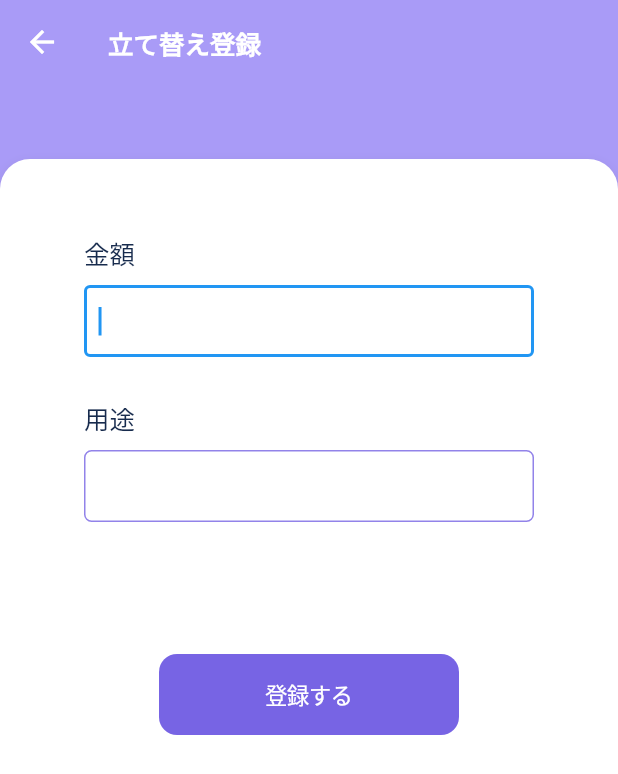
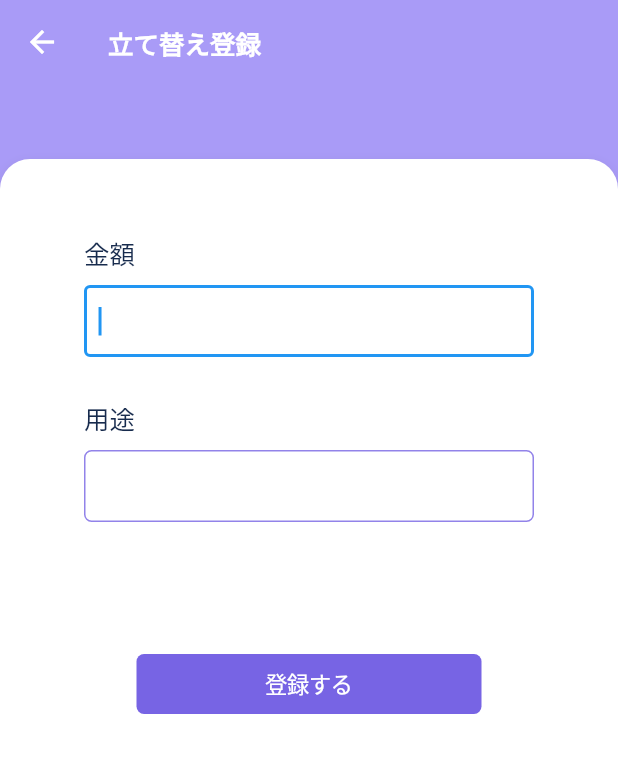
Before and after one commit to TaigaSakaguchi/payment-management, a Flutter app: the RegisterPaymentPage screen opened directly, on a phone screen of 412 x 824 dp. Shown: the top 774 px of the screen. Run offline on Flutter 3.47's test engine with Material 2 defaults, Android fonts, the phone set to English and light mode, and no system bars; our stand-ins replace flutter_svg; missing offline and left inert: adobe_xd; Roboto replaces fonts that are missing (Gotham, Source Han Sans JP).

Commit message:
button height

```diff
--- a/lib/presentation/register_payment/register_payment_page.dart
+++ b/lib/presentation/register_payment/register_payment_page.dart
@@ -175,8 +175,12 @@ class RegisterPaymentForm extends State<RegisterPaymentPage> {
                               child: Column(
                                 children: [
                                   Container(
-                                    width: 200,
+                                    width: 230,
+                                    height: 40,
                                     child: CupertinoButton(
+                                      borderRadius: BorderRadius.all(
+                                          Radius.circular(5.0)),
+                                      padding: EdgeInsets.all(0),
                                       color: const Color(0xff7764e4),
                                       child: Text(
                                         '登録する',
```
